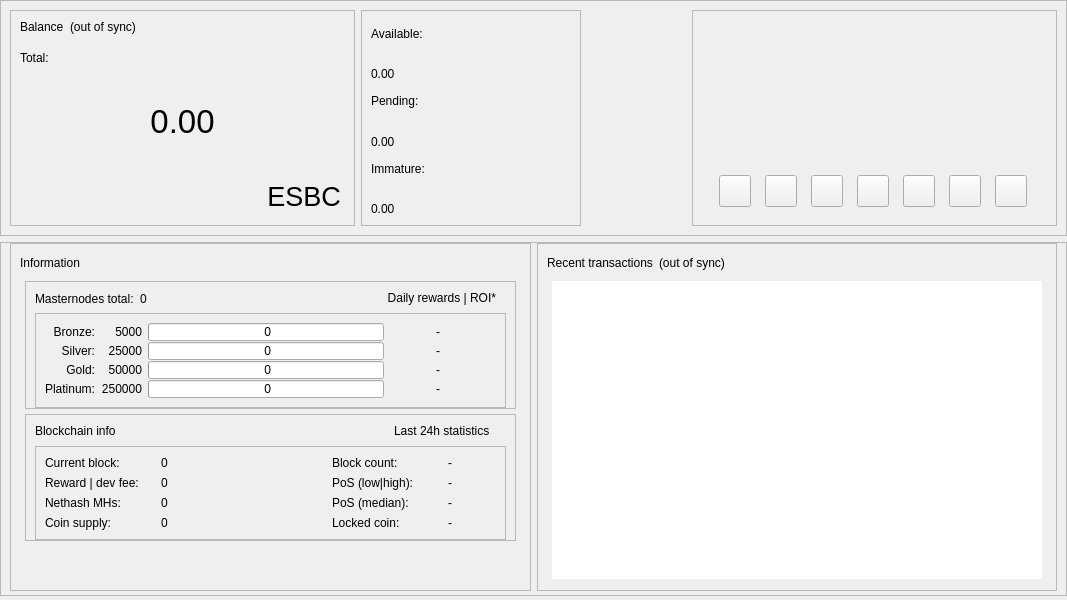
This is src/qt/forms/overviewpage.ui in decenomy/ESBC2 as Qt 5 draws it before an edit. The edited form follows.
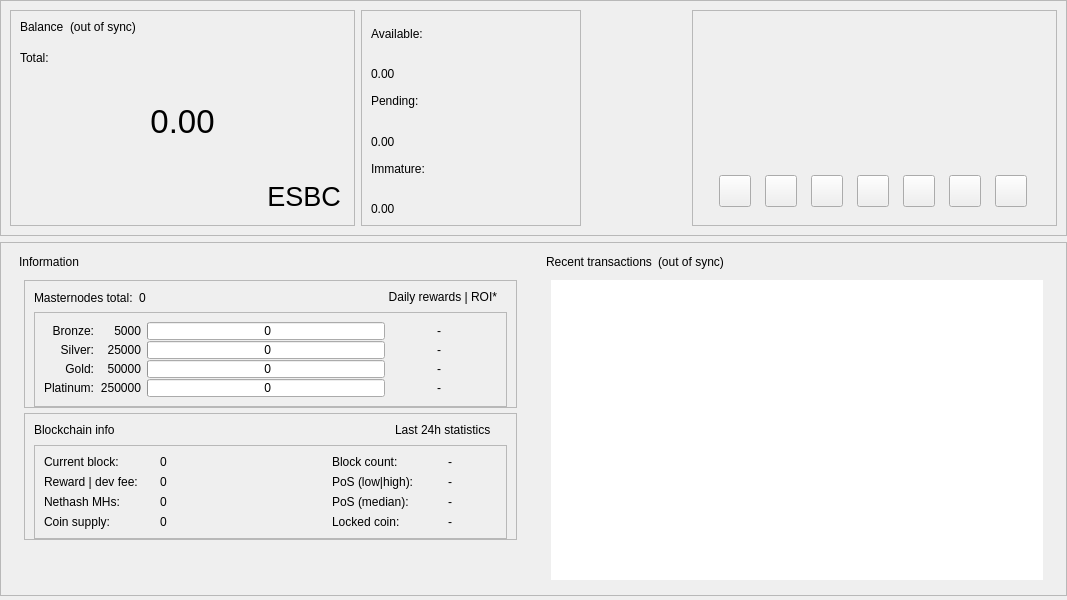
This is the edited form. Icons and pictures are not drawn.

Commit message: update GUI style & icon

```diff
--- a/src/qt/forms/overviewpage.ui
+++ b/src/qt/forms/overviewpage.ui
@@ -680,12 +680,6 @@
             <height>320</height>
            </size>
           </property>
-          <property name="frameShape">
-           <enum>QFrame::StyledPanel</enum>
-          </property>
-          <property name="frameShadow">
-           <enum>QFrame::Raised</enum>
-          </property>
           <layout class="QVBoxLayout" name="verticalLayout_9">
            <item>
             <layout class="QVBoxLayout" name="verticalLayout_7">
@@ -1547,12 +1541,6 @@
             <height>320</height>
            </size>
           </property>
-          <property name="frameShape">
-           <enum>QFrame::StyledPanel</enum>
-          </property>
-          <property name="frameShadow">
-           <enum>QFrame::Raised</enum>
-          </property>
           <layout class="QVBoxLayout" name="verticalLayout_10">
            <item>
             <layout class="QVBoxLayout" name="verticalLayout_8">
```
The commit also changes 5 other files.
